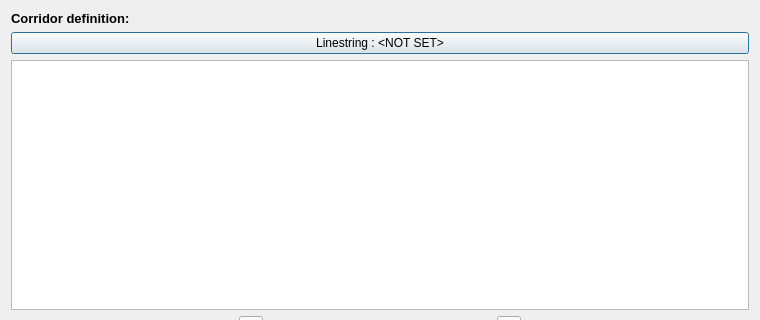
First picture: the form in edr_plugin/gui/ui/query_trajectory.ui, repository MetOffice/qgis-plugin-edr, before the edit; both pictures show x 0 to 760 and y 0 to 320 of the 760 by 534 pixel window.
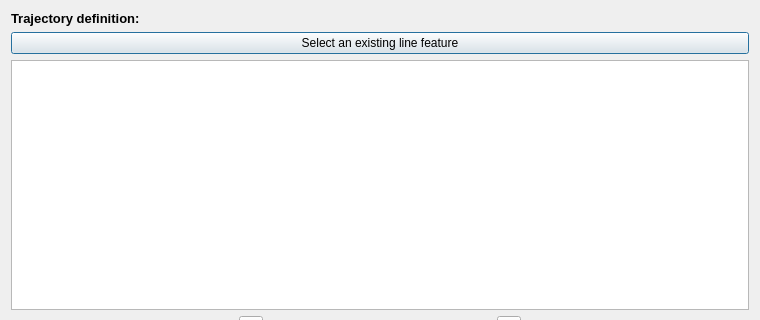
Second picture: the form after the edit.

```diff
--- a/edr_plugin/gui/ui/query_trajectory.ui
+++ b/edr_plugin/gui/ui/query_trajectory.ui
@@ -27,14 +27,14 @@
       </font>
      </property>
      <property name="text">
-      <string>Corridor definition:</string>
+      <string>Trajectory definition:</string>
      </property>
     </widget>
    </item>
    <item>
     <widget class="QPushButton" name="line_select_pb">
      <property name="text">
-      <string>Linestring : &lt;NOT SET&gt;</string>
+      <string>Select an existing line feature</string>
      </property>
     </widget>
    </item>
```
